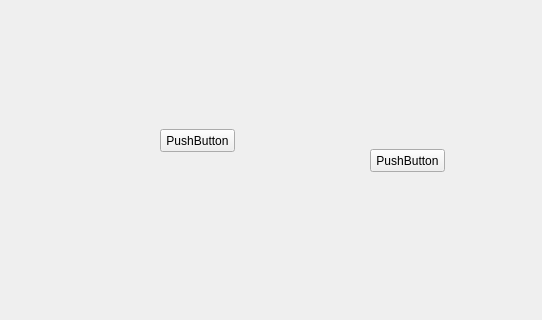
This is 大数据作业/Qt5/Test2.ui in gaga2455066166/gaga_python3 as Qt 5 draws it before an edit; both pictures show x 0 to 542 and y 111 to 431 of the 800 by 600 pixel window. The edited form follows.
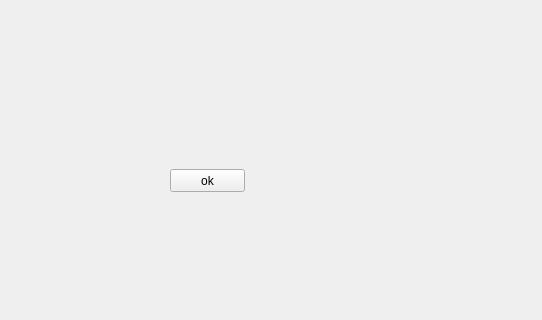
This is the edited form.

Diff of the .ui file:
```diff
--- a/大数据作业/Qt5/Test2.ui
+++ b/大数据作业/Qt5/Test2.ui
@@ -17,27 +17,14 @@
    <widget class="QPushButton" name="pushButton">
     <property name="geometry">
      <rect>
-      <x>160</x>
-      <y>240</y>
+      <x>170</x>
+      <y>280</y>
       <width>75</width>
       <height>23</height>
      </rect>
     </property>
     <property name="text">
-     <string>PushButton</string>
-    </property>
-   </widget>
-   <widget class="QPushButton" name="pushButton_2">
-    <property name="geometry">
-     <rect>
-      <x>370</x>
-      <y>260</y>
-      <width>75</width>
-      <height>23</height>
-     </rect>
-    </property>
-    <property name="text">
-     <string>PushButton</string>
+     <string>ok</string>
     </property>
    </widget>
   </widget>
```
